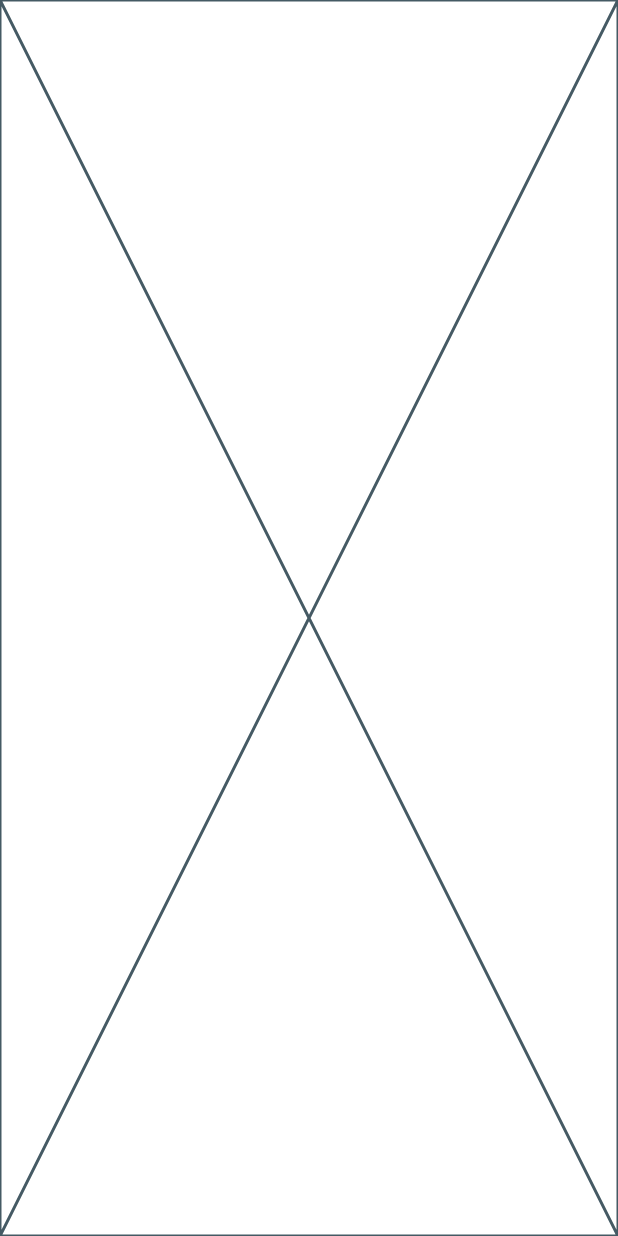
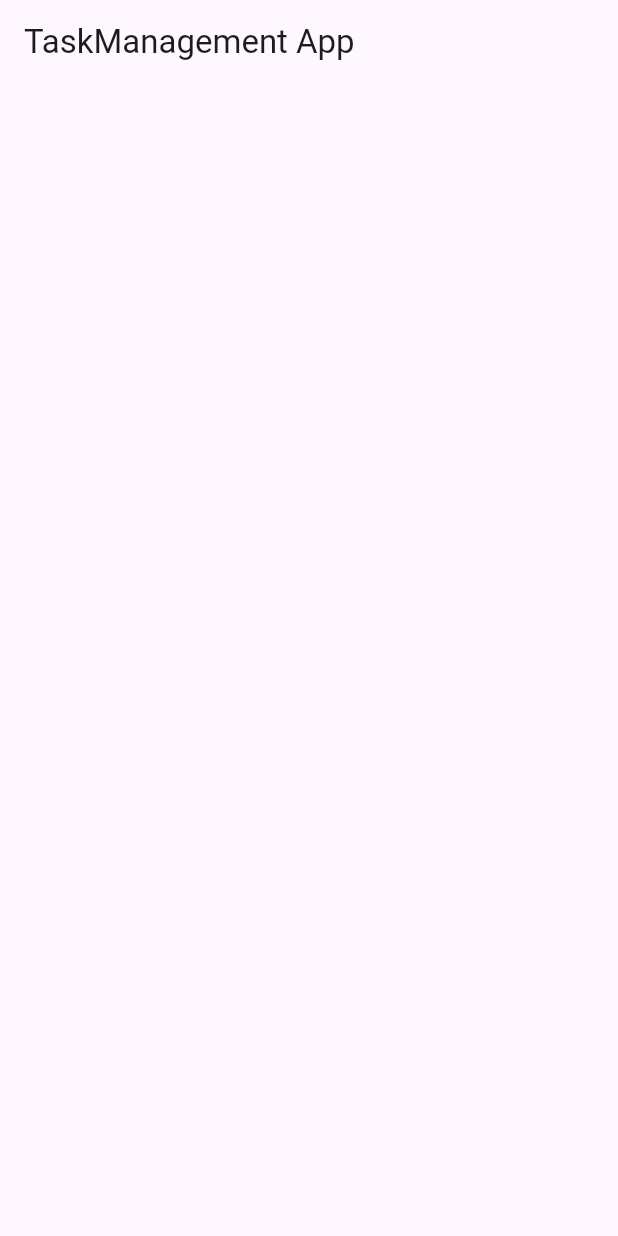
Before and after one commit to sagorsohel/task_management_app, a Flutter app: the screen it shows after launch, on a phone screen of 412 x 824 dp. Run offline on Flutter 3.47's test engine with Material 3 defaults, Android fonts, the phone set to English and light mode, and no system bars.

```diff
--- a/lib/main.dart
+++ b/lib/main.dart
@@ -10,13 +10,9 @@ class TaskManageMentApp extends StatelessWidget {
 
   @override
   Widget build(BuildContext context) {
-    return MaterialApp(
+    return const MaterialApp(
       debugShowCheckedModeBanner: false,
-      title: 'Task ManageMent',
-      theme: ThemeData(
-        primarySwatch: Colors.blue,
-      ),
-      home: const HomeScreen(),
+      home: HomeScreen(),
     );
   }
 }
--- a/lib/screens/home_screen.dart
+++ b/lib/screens/home_screen.dart
@@ -5,6 +5,10 @@ class HomeScreen extends StatelessWidget {
 
   @override
   Widget build(BuildContext context) {
-    return const Placeholder();
+    return Scaffold(
+      appBar: AppBar(
+        title: Text("TaskManagement App"),
+      ),
+    );
   }
 }
```
Also changed, not shown: lib/models/task_model.dart (added, +9 -0 lines).
